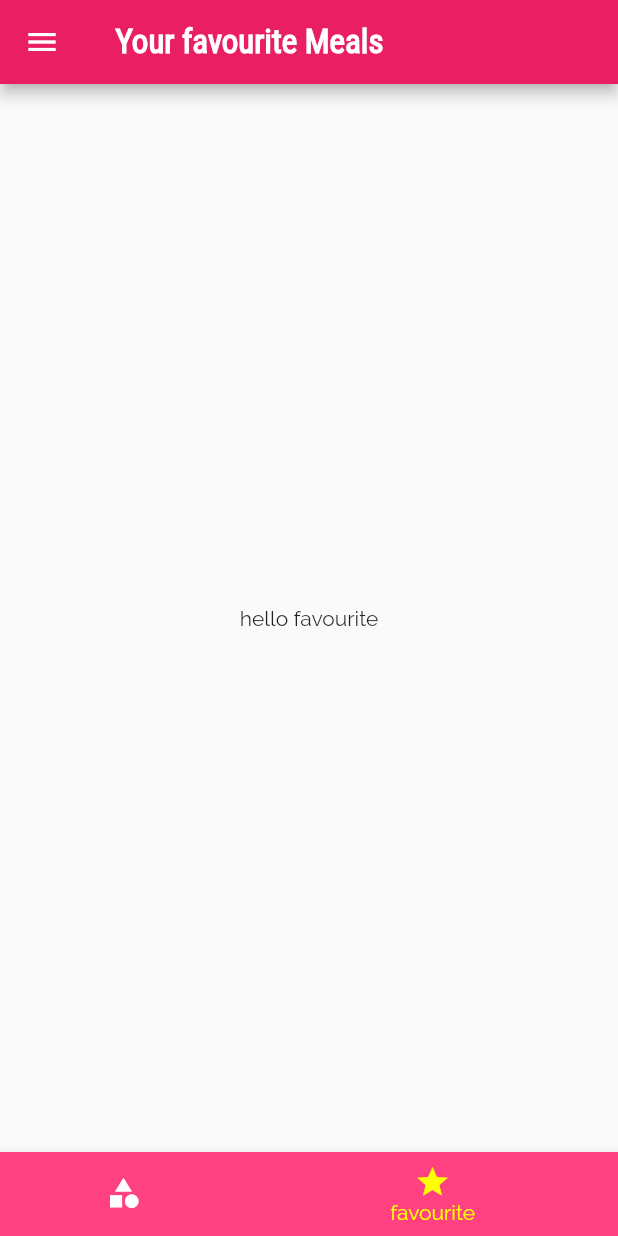
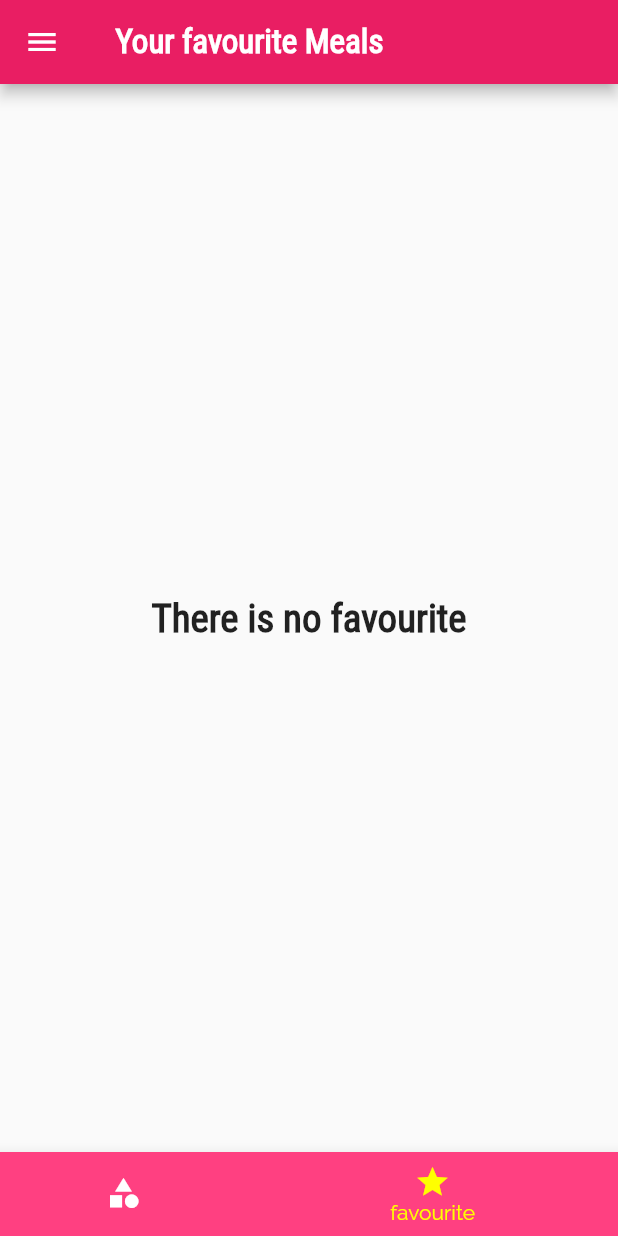
Before and after one commit to dimeprog/SweetMeal, a Flutter app: the screen it shows after launch, item 2 of the bottom bar chosen, on a phone screen of 412 x 824 dp. Run offline on Flutter 3.47's test engine with Material 2 defaults, Android fonts, the phone set to English and light mode, and no system bars.

Commit message:
favourite screen completed and other modiified to meal details screen

```diff
--- a/sweetmeal/lib/main.dart
+++ b/sweetmeal/lib/main.dart
@@ -30,6 +30,8 @@ class _MyAppState extends State<MyApp> {
     'vegetarian': false,
   };
 
+  List<Meal> isFavourite = [];
+
   void _setFilter(Map _filterData) {
     setState(() {
       _filters = _filterData;
@@ -50,6 +52,23 @@ class _MyAppState extends State<MyApp> {
         return true;
       }).toList();
     });
+  }
+
+  void toggleFavourite(String mealId) {
+    final existingIndex = isFavourite.indexWhere((meal) => meal.id == mealId);
+    if (existingIndex >= 0) {
+      setState(() {
+        isFavourite.removeAt(existingIndex);
+      });
+    } else {
+      setState(() {
+        isFavourite.add(DUMMY_MEALS.firstWhere((meal) => meal.id == mealId));
+      });
+    }
+  }
+
+  bool isMealFavourite(String id) {
+    return isFavourite.any((meal) => meal.id == id);
   }
 
   @override
@@ -87,10 +106,13 @@ class _MyAppState extends State<MyApp> {
       ),
       // home: CatagoriesScreen(),
       routes: {
-        '/': (context) => TabsScreen(),
+        '/': (context) => TabsScreen(isFavourite),
         CategoryMealScreen.routeName: (context) =>
             CategoryMealScreen(_availableMeals),
-        MealDetailScreen.routeName: (context) => MealDetailScreen(),
+        MealDetailScreen.routeName: (context) => MealDetailScreen(
+              isMealFavourite: isMealFavourite,
+              toggleFavourite: toggleFavourite,
+            ),
         FilterScreen.routeName: (context) => FilterScreen(_setFilter),
       },
     );
--- a/sweetmeal/lib/screens/category_meal_screen.dart
+++ b/sweetmeal/lib/screens/category_meal_screen.dart
@@ -53,7 +53,6 @@ class _CategoryMealScreenState extends State<CategoryMealScreen> {
       body: ListView.builder(
         itemBuilder: (context, index) {
           return MealItem(
-              remoteItem: remoteItem,
             id: categoryMeal![index].id,
             affordability: categoryMeal![index].affordability,
             complexity: categoryMeal![index].complexity,
@@ -63,6 +62,7 @@ class _CategoryMealScreenState extends State<CategoryMealScreen> {
           );
         },
         itemCount: categoryMeal!.length,
-        ));
+      ),
+    );
   }
 }
--- a/sweetmeal/lib/screens/favourite_screen.dart
+++ b/sweetmeal/lib/screens/favourite_screen.dart
@@ -1,12 +1,36 @@
 import 'package:flutter/material.dart';
+import '../models/meal.dart';
+import '../widget/meal_item.dart';
 
 class FavouriteScreen extends StatelessWidget {
+  final List<Meal> isFavourite;
+  FavouriteScreen(this.isFavourite);
+
   @override
   Widget build(BuildContext context) {
-    return Container(
-      child: Center(
-        child: Text('hello favourite'),
-      ),
-    );
+    return isFavourite.isEmpty
+        ? const Center(
+            child: Text(
+              'There is no favourite',
+              style: TextStyle(
+                fontFamily: 'RobotoCondensed',
+                fontSize: 26,
+                fontWeight: FontWeight.bold,
+              ),
+            ),
+          )
+        : ListView.builder(
+            itemCount: isFavourite.length,
+            itemBuilder: (context, index) {
+              return MealItem(
+                id: isFavourite[index].id,
+                affordability: isFavourite[index].affordability,
+                complexity: isFavourite[index].complexity,
+                duration: isFavourite[index].duration,
+                imageUrl: isFavourite[index].imageUrl,
+                title: isFavourite[index].title,
+              );
+            },
+          );
   }
 }
--- a/sweetmeal/lib/screens/tabs_screen.dart
+++ b/sweetmeal/lib/screens/tabs_screen.dart
@@ -1,24 +1,36 @@
+import 'dart:typed_data';
+
 import 'package:flutter/material.dart';
+import 'package:sweetmeal/models/meal.dart';
 import '../widget/drawer.dart';
 import './categories_screen.dart';
 import './favourite_screen.dart';
 
 class TabsScreen extends StatefulWidget {
+  final List<Meal> isFavourite;
+  TabsScreen(this.isFavourite);
   @override
   State<TabsScreen> createState() => _TabsScreenState();
 }
 
 class _TabsScreenState extends State<TabsScreen> {
-  final List<Map> _page = [
+  List<Map> _page = [];
+
+  @override
+  initState() {
+    _page = [
       {
         'page': CategoriesScreen(),
         'title': 'categories',
       },
       {
-      'page': FavouriteScreen(),
+        'page': FavouriteScreen(widget.isFavourite),
         'title': ' Your favourite Meals',
       }
     ];
+    super.initState();
+  }
+
   int selectedIndex = 0;
 
   void _selectedPage(int index) {
--- a/sweetmeal/lib/widget/meal_item.dart
+++ b/sweetmeal/lib/widget/meal_item.dart
@@ -9,7 +9,7 @@ class MealItem extends StatelessWidget {
   final int duration;
   final Complexity complexity;
   final Affordability affordability;
-  final Function remoteItem;
+
   MealItem({
     required this.id,
     required this.affordability,
@@ -17,7 +17,6 @@ class MealItem extends StatelessWidget {
     required this.duration,
     required this.imageUrl,
     required this.title,
-    required this.remoteItem,
   });
 
   String get complexityText {
@@ -54,7 +53,7 @@ class MealItem extends StatelessWidget {
     )
         .then((result) {
       if (result != null) {
-        remoteItem(result);
+        // remoteItem(result);
       }
     });
   }
```
Also changed, not shown: sweetmeal/lib/screens/meal_detail_screen.dart (+8 -4 lines). Lines whose indentation alone changed are shown as unchanged.
